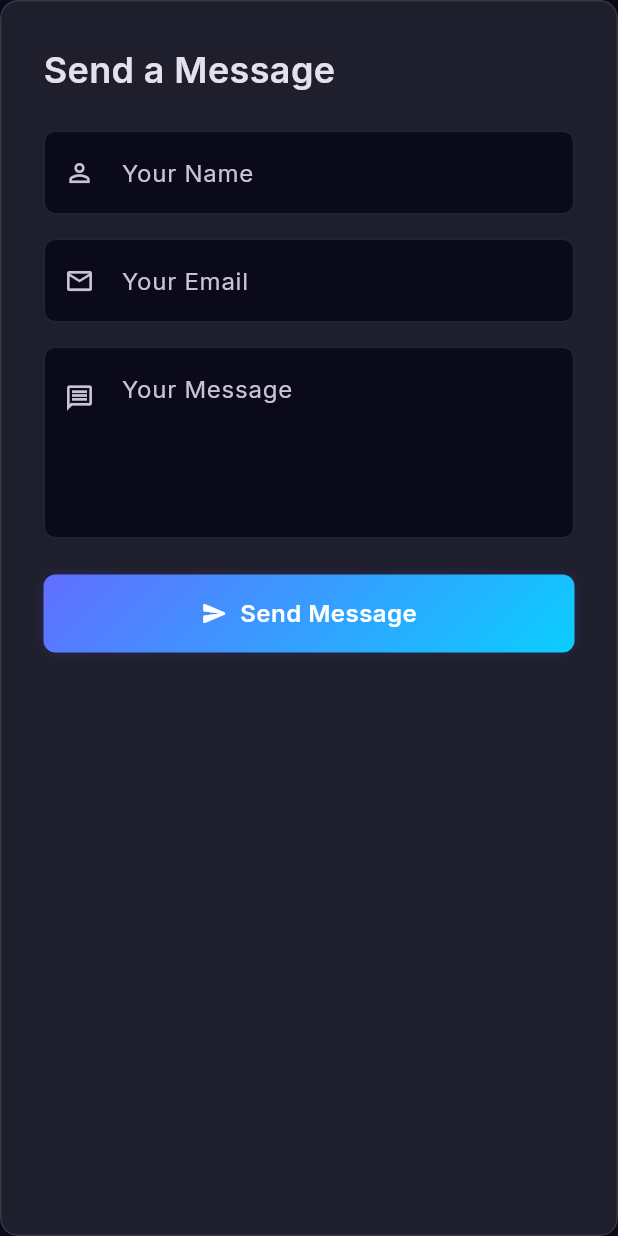
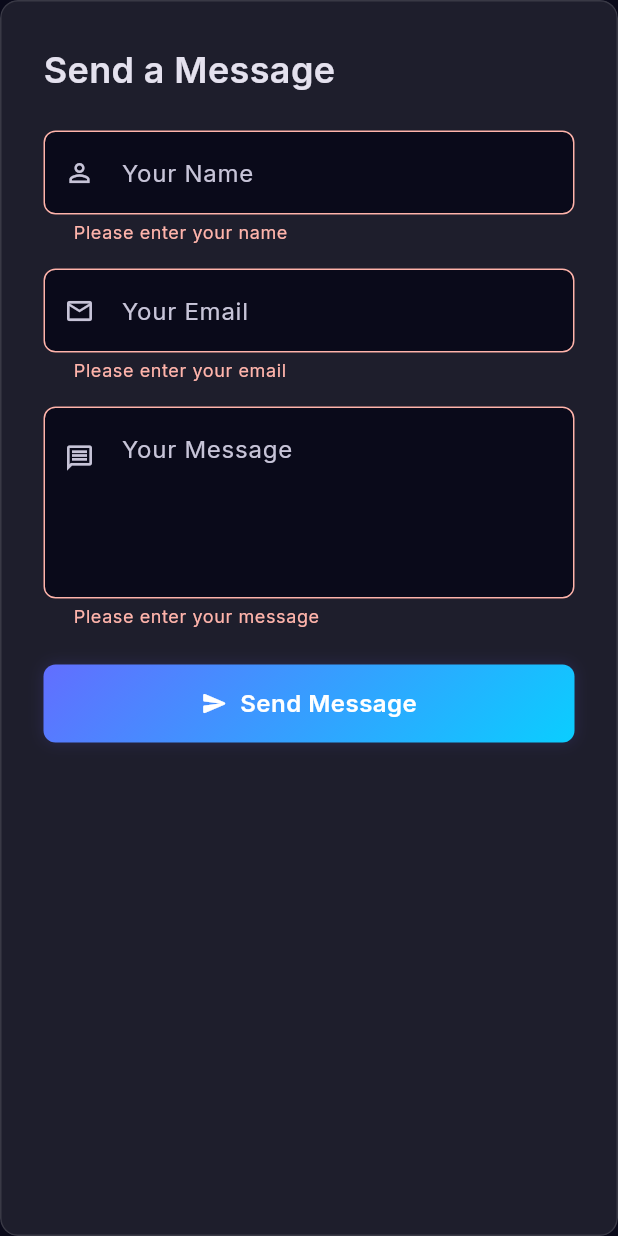
Before and after one commit to mohamedAlaa-CS/mohamed-alaa, a Flutter app: the _ContactForm widget shown alone on an empty page, opened directly, after a tap on "Send Message", on a phone screen of 412 x 824 dp. Run offline on Flutter 3.47's test engine with Material 3 defaults, Android fonts, the phone set to English and light mode, and no system bars; our stand-ins replace flutter_bloc, get_it, google_fonts, supabase_flutter; accounts and stored records are empty.

Commit message:
feat: implement contact form submission using BLoC pattern and repository layer

```diff
--- /dev/null
+++ b/lib/features/portfolio/domain/entities/contact_message.dart
@@ -0,0 +1,13 @@
+/// Domain entity representing a contact message.
+/// No Flutter imports — domain layer must stay pure Dart.
+class ContactMessage {
+  const ContactMessage({
+    required this.name,
+    required this.email,
+    required this.message,
+  });
+
+  final String name;
+  final String email;
+  final String message;
+}
--- /dev/null
+++ b/lib/features/portfolio/domain/repositories/contact_repository.dart
@@ -0,0 +1,5 @@
+import '../entities/contact_message.dart';
+
+abstract interface class ContactRepository {
+  Future<void> sendMessage(ContactMessage message);
+}
--- /dev/null
+++ b/lib/features/portfolio/domain/use_cases/send_message_use_case.dart
@@ -0,0 +1,11 @@
+import '../entities/contact_message.dart';
+import '../repositories/contact_repository.dart';
+
+/// Sends a contact message via the data source (EmailJS).
+class SendMessageUseCase {
+  const SendMessageUseCase(this._repository);
+
+  final ContactRepository _repository;
+
+  Future<void> call(ContactMessage message) => _repository.sendMessage(message);
+}
--- /dev/null
+++ b/lib/features/portfolio/presentation/cubit/contact_cubit.dart
@@ -0,0 +1,33 @@
+import 'package:flutter_bloc/flutter_bloc.dart';
+
+import '../../domain/entities/contact_message.dart';
+import '../../domain/use_cases/send_message_use_case.dart';
+import 'contact_state.dart';
+
+/// Handles sending contact form messages via EmailJS.
+class ContactCubit extends Cubit<ContactState> {
+  ContactCubit(this._sendMessage) : super(const ContactInitial());
+
+  final SendMessageUseCase _sendMessage;
+
+  Future<void> send({
+    required String name,
+    required String email,
+    required String message,
+  }) async {
+    emit(const ContactSending());
+    try {
+      await _sendMessage(ContactMessage(
+        name: name,
+        email: email,
+        message: message,
+      ));
+      emit(const ContactSuccess());
+    } catch (e) {
+      emit(ContactError(e.toString()));
+    }
+  }
+
+  /// Resets the form state so the user can send another message.
+  void reset() => emit(const ContactInitial());
+}
--- /dev/null
+++ b/lib/features/portfolio/presentation/cubit/contact_state.dart
@@ -0,0 +1,21 @@
+/// States emitted by [ContactCubit].
+sealed class ContactState {
+  const ContactState();
+}
+
+final class ContactInitial extends ContactState {
+  const ContactInitial();
+}
+
+final class ContactSending extends ContactState {
+  const ContactSending();
+}
+
+final class ContactSuccess extends ContactState {
+  const ContactSuccess();
+}
+
+final class ContactError extends ContactState {
+  const ContactError(this.message);
+  final String message;
+}
--- a/lib/features/portfolio/presentation/widgets/contact_section.dart
+++ b/lib/features/portfolio/presentation/widgets/contact_section.dart
@@ -1,4 +1,5 @@
 import 'package:flutter/material.dart';
+import 'package:flutter_bloc/flutter_bloc.dart';
 import 'package:url_launcher/url_launcher.dart';
 
 import '../../../../core/constants/app_constants.dart';
@@ -8,6 +9,8 @@ import '../../../../core/widgets/glass_card.dart';
 import '../../../../core/widgets/gradient_button.dart';
 import '../../../../core/widgets/section_heading.dart';
 import '../../domain/entities/profile.dart';
+import '../cubit/contact_cubit.dart';
+import '../cubit/contact_state.dart';
 
 /// Contact section with info cards and a message form.
 class ContactSection extends StatelessWidget {
@@ -36,7 +39,7 @@ class ContactSection extends StatelessWidget {
               children: [
                 Expanded(child: _ContactInfo(profile: profile)),
                 const SizedBox(width: 48),
-                Expanded(child: _ContactForm()),
+                const Expanded(child: _ContactForm()),
               ],
             )
           else
@@ -44,7 +47,7 @@ class ContactSection extends StatelessWidget {
               children: [
                 _ContactInfo(profile: profile),
                 const SizedBox(height: 32),
-                _ContactForm(),
+                const _ContactForm(),
               ],
             ),
         ],
@@ -173,37 +176,143 @@ class _ContactTileState extends State<_ContactTile> {
   }
 }
 
-class _ContactForm extends StatelessWidget {
+class _ContactForm extends StatefulWidget {
+  const _ContactForm();
+
+  @override
+  State<_ContactForm> createState() => _ContactFormState();
+}
+
+class _ContactFormState extends State<_ContactForm> {
+  final _formKey = GlobalKey<FormState>();
+  late final TextEditingController _nameController;
+  late final TextEditingController _emailController;
+  late final TextEditingController _messageController;
+
+  @override
+  void initState() {
+    super.initState();
+    _nameController = TextEditingController();
+    _emailController = TextEditingController();
+    _messageController = TextEditingController();
+  }
+
+  @override
+  void dispose() {
+    _nameController.dispose();
+    _emailController.dispose();
+    _messageController.dispose();
+    super.dispose();
+  }
+
+  void _onSend() {
+    if (!_formKey.currentState!.validate()) return;
+
+    context.read<ContactCubit>().send(
+          name: _nameController.text.trim(),
+          email: _emailController.text.trim(),
+          message: _messageController.text.trim(),
+        );
+  }
+
+  void _clearForm() {
+    _nameController.clear();
+    _emailController.clear();
+    _messageController.clear();
+  }
+
   @override
   Widget build(BuildContext context) {
+    return BlocConsumer<ContactCubit, ContactState>(
+      listener: (context, state) {
+        switch (state) {
+          case ContactSuccess():
+            _clearForm();
+            ScaffoldMessenger.of(context).showSnackBar(
+              SnackBar(
+                content: const Text('Message sent successfully! 🎉'),
+                backgroundColor: Colors.green.shade700,
+                behavior: SnackBarBehavior.floating,
+                shape: RoundedRectangleBorder(
+                  borderRadius: BorderRadius.circular(8),
+                ),
+              ),
+            );
+            context.read<ContactCubit>().reset();
+          case ContactError(:final message):
+            ScaffoldMessenger.of(context).showSnackBar(
+              SnackBar(
+                content: Text('Failed to send: $message'),
+                backgroundColor: Colors.red.shade700,
+                behavior: SnackBarBehavior.floating,
+                shape: RoundedRectangleBorder(
+                  borderRadius: BorderRadius.circular(8),
+                ),
+              ),
+            );
+            context.read<ContactCubit>().reset();
+          default:
+            break;
+        }
+      },
+      builder: (context, state) {
+        final isSending = state is ContactSending;
+
         return GlassCard(
           padding: const EdgeInsets.all(28),
+          child: Form(
+            key: _formKey,
             child: Column(
               crossAxisAlignment: CrossAxisAlignment.stretch,
               children: [
                 Text('Send a Message', style: AppTextStyles.headlineMedium),
                 const SizedBox(height: 24),
-          const TextField(
-            decoration: InputDecoration(
+                TextFormField(
+                  controller: _nameController,
+                  enabled: !isSending,
+                  decoration: const InputDecoration(
                     labelText: 'Your Name',
                     labelStyle: TextStyle(color: AppColors.onSurfaceVariant),
                     prefixIcon: Icon(Icons.person_outline, size: 20),
                   ),
-            style: TextStyle(color: AppColors.onSurface),
+                  style: const TextStyle(color: AppColors.onSurface),
+                  validator: (value) {
+                    if (value == null || value.trim().isEmpty) {
+                      return 'Please enter your name';
+                    }
+                    return null;
+                  },
                 ),
                 const SizedBox(height: 16),
-          const TextField(
-            decoration: InputDecoration(
+                TextFormField(
+                  controller: _emailController,
+                  enabled: !isSending,
+                  keyboardType: TextInputType.emailAddress,
+                  decoration: const InputDecoration(
                     labelText: 'Your Email',
                     labelStyle: TextStyle(color: AppColors.onSurfaceVariant),
                     prefixIcon: Icon(Icons.email_outlined, size: 20),
                   ),
-            style: TextStyle(color: AppColors.onSurface),
+                  style: const TextStyle(color: AppColors.onSurface),
+                  validator: (value) {
+                    if (value == null || value.trim().isEmpty) {
+                      return 'Please enter your email';
+                    }
+                    final emailRegex = RegExp(
+                      r'^[\w-\.]+@([\w-]+\.)+[\w-]{2,4}$',
+                    );
+                    if (!emailRegex.hasMatch(value.trim())) {
+                      return 'Please enter a valid email';
+                    }
+                    return null;
+                  },
                 ),
                 const SizedBox(height: 16),
-          const TextField(
+                TextFormField(
+                  controller: _messageController,
+                  enabled: !isSending,
                   maxLines: 4,
-            decoration: InputDecoration(
+                  decoration: const InputDecoration(
                     labelText: 'Your Message',
                     labelStyle: TextStyle(color: AppColors.onSurfaceVariant),
                     alignLabelWithHint: true,
@@ -212,16 +321,31 @@ class _ContactForm extends StatelessWidget {
                       child: Icon(Icons.message_outlined, size: 20),
                     ),
                   ),
-            style: TextStyle(color: AppColors.onSurface),
+                  style: const TextStyle(color: AppColors.onSurface),
+                  validator: (value) {
+                    if (value == null || value.trim().isEmpty) {
+                      return 'Please enter your message';
+                    }
+                    return null;
+                  },
                 ),
                 const SizedBox(height: 24),
-          GradientButton(
+                isSending
+                    ? const Center(
+                        child: CircularProgressIndicator(
+                          color: AppColors.primary,
+                        ),
+                      )
+                    : GradientButton(
                         text: 'Send Message',
                         icon: Icons.send_rounded,
-            onPressed: () {},
+                        onPressed: _onSend,
                       ),
               ],
             ),
+          ),
+        );
+      },
     );
   }
 }
--- a/lib/main.dart
+++ b/lib/main.dart
@@ -5,6 +5,7 @@ import 'package:supabase_flutter/supabase_flutter.dart';
 import 'core/di/injection_container.dart' as di;
 import 'core/theme/app_theme.dart';
 import 'features/portfolio/presentation/cubit/about_cubit.dart';
+import 'features/portfolio/presentation/cubit/contact_cubit.dart';
 import 'features/portfolio/presentation/cubit/experience_cubit.dart';
 import 'features/portfolio/presentation/cubit/profile_cubit.dart';
 import 'features/portfolio/presentation/cubit/project_cubit.dart';
@@ -39,6 +40,9 @@ class MyApp extends StatelessWidget {
         BlocProvider<ProjectCubit>(
           create: (_) => di.sl<ProjectCubit>()..fetchProjects(),
         ),
+        BlocProvider<ContactCubit>(
+          create: (_) => di.sl<ContactCubit>(),
+        ),
       ],
       child: MaterialApp(
         title: 'Mohamed Alaa - Flutter Developer',
--- a/pubspec.yaml
+++ b/pubspec.yaml
@@ -39,6 +39,7 @@ dependencies:
   supabase_flutter: ^2.12.4
   flutter_bloc: ^9.1.1
   get_it: ^8.0.3
+  http: ^1.2.2
 
 dev_dependencies:
   flutter_test:
```
Also changed, not shown: lib/core/di/injection_container.dart (+17 -0 lines), lib/features/portfolio/data/repositories/contact_repository_impl.dart (added, +59 -0 lines), pubspec.lock. Lines whose indentation alone changed are shown as unchanged.
